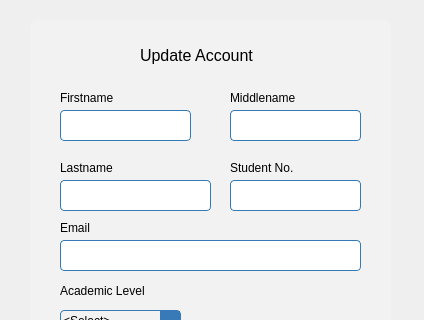
Qt form edit.ui (leothii/ASES) before a commit; both pictures show x 0 to 424 and y 0 to 320 of the 424 by 800 pixel window.
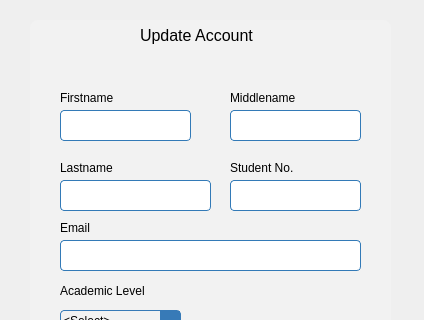
The same form after that commit. Icons and pictures are not drawn.

The edit to the form file:
```diff
--- a/edit.ui
+++ b/edit.ui
@@ -532,7 +532,7 @@
      <property name="geometry">
       <rect>
        <x>110</x>
-       <y>20</y>
+       <y>0</y>
        <width>151</width>
        <height>31</height>
       </rect>
@@ -1618,6 +1618,32 @@
       <string>Forgot Password</string>
      </property>
     </widget>
+    <widget class="QLabel" name="label">
+     <property name="geometry">
+      <rect>
+       <x>110</x>
+       <y>40</y>
+       <width>141</width>
+       <height>20</height>
+      </rect>
+     </property>
+     <property name="font">
+      <font>
+       <pointsize>8</pointsize>
+       <italic>true</italic>
+      </font>
+     </property>
+     <property name="styleSheet">
+      <string notr="true">color: rgb(255, 0, 0);
+</string>
+     </property>
+     <property name="text">
+      <string/>
+     </property>
+     <property name="alignment">
+      <set>Qt::AlignCenter</set>
+     </property>
+    </widget>
    </widget>
   </widget>
   <widget class="QMenuBar" name="menubar">
```
Left out of the diff: 3 changed lines with no effect on the pictures.
